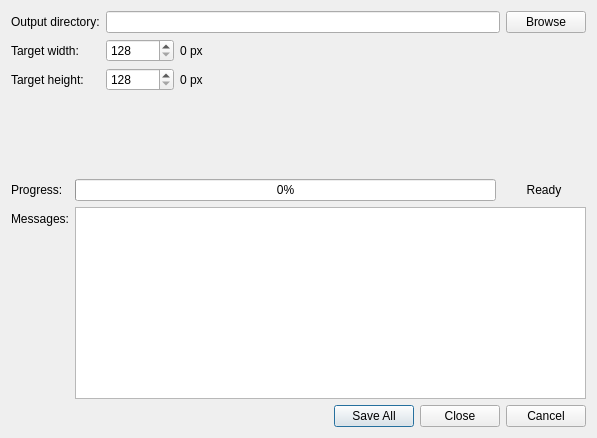
Above: src/preprocessor/gui/export_dialog.ui from CAMBioMed/preprocessor before the change. Below: the same form after it.
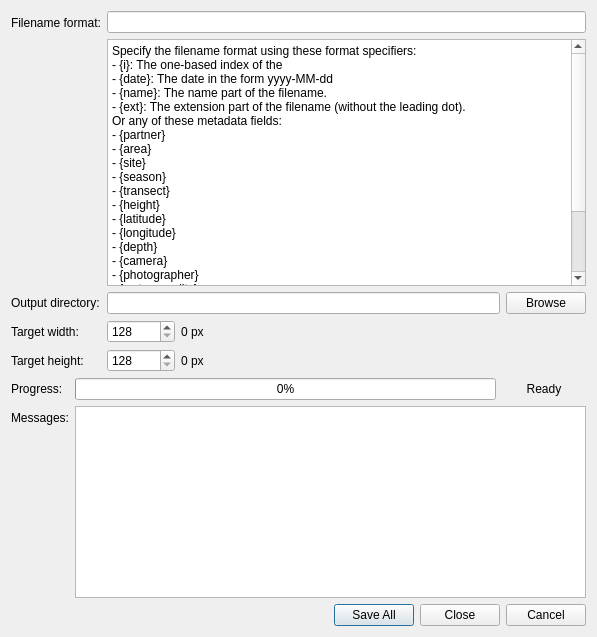
That is the form after the change.

Commit message: Add filename format textbox

Patch:
```diff
--- a/src/preprocessor/gui/export_dialog.ui
+++ b/src/preprocessor/gui/export_dialog.ui
@@ -10,7 +10,7 @@
     <x>0</x>
     <y>0</y>
     <width>597</width>
-    <height>438</height>
+    <height>637</height>
    </rect>
   </property>
   <property name="windowTitle">
@@ -31,7 +31,7 @@
         <x>0</x>
         <y>0</y>
         <width>573</width>
-        <height>122</height>
+        <height>321</height>
        </rect>
       </property>
       <layout class="QFormLayout" name="formLayout_2">
@@ -50,14 +50,14 @@
        <property name="bottomMargin">
         <number>0</number>
        </property>
-       <item row="0" column="0">
+       <item row="1" column="0">
         <widget class="QLabel" name="lblOutputDirectory">
          <property name="text">
           <string>Output directory:</string>
          </property>
         </widget>
        </item>
-       <item row="0" column="1">
+       <item row="1" column="1">
         <layout class="QHBoxLayout" name="layOutputDir">
          <item>
           <widget class="QLineEdit" name="txtOutputDir"/>
@@ -71,14 +71,14 @@
          </item>
         </layout>
        </item>
-       <item row="1" column="0">
+       <item row="2" column="0">
         <widget class="QLabel" name="lblTargetWidth">
          <property name="text">
           <string>Target width:</string>
          </property>
         </widget>
        </item>
-       <item row="1" column="1">
+       <item row="2" column="1">
         <layout class="QHBoxLayout" name="layTargetWidth">
          <item>
           <widget class="QSpinBox" name="numTargetWidth">
@@ -111,7 +111,14 @@
          </item>
         </layout>
        </item>
-       <item row="2" column="1">
+       <item row="3" column="0">
+        <widget class="QLabel" name="lblTargetHeight">
+         <property name="text">
+          <string>Target height:</string>
+         </property>
+        </widget>
+       </item>
+       <item row="3" column="1">
         <layout class="QHBoxLayout" name="layTargetHeight">
          <item>
           <widget class="QSpinBox" name="numTargetHeight">
@@ -144,13 +151,51 @@
          </item>
         </layout>
        </item>
-       <item row="2" column="0">
-        <widget class="QLabel" name="lblTargetHeight">
+       <item row="0" column="0">
+        <widget class="QLabel" name="lblFilename">
          <property name="text">
-          <string>Target height:</string>
+          <string>Filename format:</string>
          </property>
         </widget>
        </item>
+       <item row="0" column="1">
+        <layout class="QVBoxLayout" name="verticalLayout_2">
+         <item>
+          <widget class="QLineEdit" name="txtFilename"/>
+         </item>
+         <item>
+          <widget class="QPlainTextEdit" name="txtFilenameFormatExplanation">
+           <property name="readOnly">
+            <bool>true</bool>
+           </property>
+           <property name="plainText">
+            <string>Specify the filename format using these format specifiers:
+- {i}: The one-based index of the 
+- {date}: The date in the form yyyy-MM-dd
+- {name}: The name part of the filename.
+- {ext}: The extension part of the filename (without the leading dot).
+Or any of these metadata fields:
+- {partner}
+- {area}
+- {site}
+- {season}
+- {transect}
+- {height}
+- {latitude}
+- {longitude}
+- {depth}
+- {camera}
+- {photographer}
+- {water_quality}
+- {strobes}
+- {framing}
+- {white_balance_card}
+- {comments}</string>
+           </property>
+          </widget>
+         </item>
+        </layout>
+       </item>
       </layout>
      </widget>
     </widget>
```
